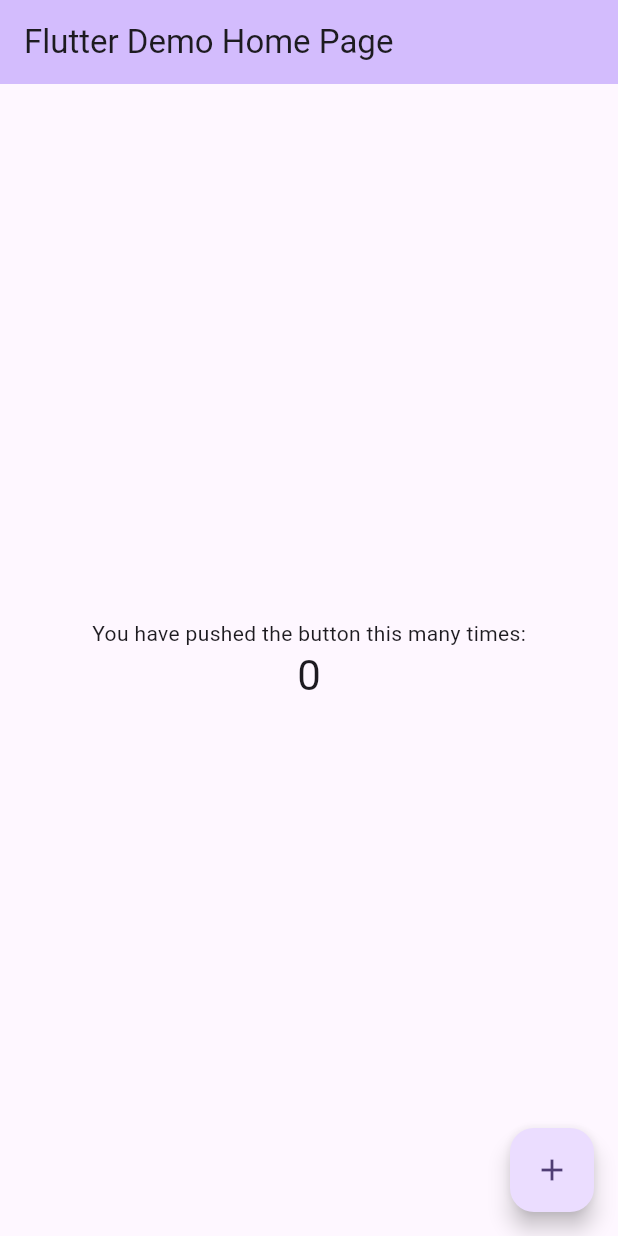
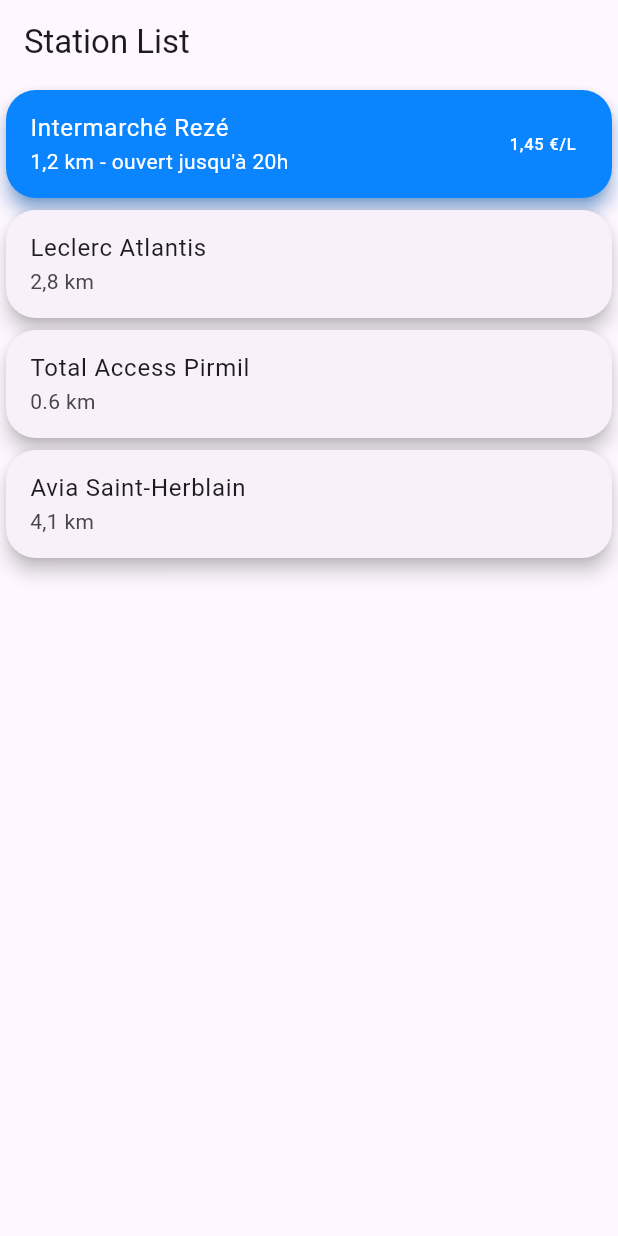
Before and after one commit to tguillain/EcoFuel, a Flutter app: the screen it shows after launch, on a phone screen of 412 x 824 dp. Run offline on Flutter 3.47's test engine with Material 3 defaults, Android fonts, the light colour scheme and no system bars.

Commit message:
Création du style d'affichage des stations

```diff
--- a/lib/main.dart
+++ b/lib/main.dart
@@ -1,3 +1,5 @@
+import 'package:ecofuel/home/home_page.dart';
+import 'package:ecofuel/stations_list/station_list.dart';
 import 'package:flutter/material.dart';
 
 void main() {
@@ -7,116 +9,12 @@
 class MyApp extends StatelessWidget {
   const MyApp({super.key});
 
-  // This widget is the root of your application.
   @override
   Widget build(BuildContext context) {
     return MaterialApp(
       title: 'Flutter Demo',
-      theme: ThemeData(
-        // This is the theme of your application.
-        //
-        // TRY THIS: Try running your application with "flutter run". You'll see
-        // the application has a purple toolbar. Then, without quitting the app,
-        // try changing the seedColor in the colorScheme below to Colors.green
-        // and then invoke "hot reload" (save your changes or press the "hot
-        // reload" button in a Flutter-supported IDE, or press "r" if you used
-        // the command line to start the app).
-        //
-        // Notice that the counter didn't reset back to zero; the application
-        // state is not lost during the reload. To reset the state, use hot
-        // restart instead.
-        //
-        // This works for code too, not just values: Most code changes can be
-        // tested with just a hot reload.
-        colorScheme: .fromSeed(seedColor: Colors.deepPurple),
-      ),
-      home: const MyHomePage(title: 'Flutter Demo Home Page'),
+      theme: ThemeData(colorScheme: .fromSeed(seedColor: Colors.deepPurple)),
+      home: StationList(),
     );
   }
 }
-
-class MyHomePage extends StatefulWidget {
-  const MyHomePage({super.key, required this.title});
-
-  // This widget is the home page of your application. It is stateful, meaning
-  // that it has a State object (defined below) that contains fields that affect
-  // how it looks.
-
-  // This class is the configuration for the state. It holds the values (in this
-  // case the title) provided by the parent (in this case the App widget) and
-  // used by the build method of the State. Fields in a Widget subclass are
-  // always marked "final".
-
-  final String title;
-
-  @override
-  State<MyHomePage> createState() => _MyHomePageState();
-}
-
-class _MyHomePageState extends State<MyHomePage> {
-  int _counter = 0;
-
-  void _incrementCounter() {
-    setState(() {
-      // This call to setState tells the Flutter framework that something has
-      // changed in this State, which causes it to rerun the build method below
-      // so that the display can reflect the updated values. If we changed
-      // _counter without calling setState(), then the build method would not be
-      // called again, and so nothing would appear to happen.
-      _counter++;
-    });
-  }
-
-  @override
-  Widget build(BuildContext context) {
-    // This method is rerun every time setState is called, for instance as done
-    // by the _incrementCounter method above.
-    //
-    // The Flutter framework has been optimized to make rerunning build methods
-    // fast, so that you can just rebuild anything that needs updating rather
-    // than having to individually change instances of widgets.
-    return Scaffold(
-      appBar: AppBar(
-        // TRY THIS: Try changing the color here to a specific color (to
-        // Colors.amber, perhaps?) and trigger a hot reload to see the AppBar
-        // change color while the other colors stay the same.
-        backgroundColor: Theme.of(context).colorScheme.inversePrimary,
-        // Here we take the value from the MyHomePage object that was created by
-        // the App.build method, and use it to set our appbar title.
-        title: Text(widget.title),
-      ),
-      body: Center(
-        // Center is a layout widget. It takes a single child and positions it
-        // in the middle of the parent.
-        child: Column(
-          // Column is also a layout widget. It takes a list of children and
-          // arranges them vertically. By default, it sizes itself to fit its
-          // children horizontally, and tries to be as tall as its parent.
-          //
-          // Column has various properties to control how it sizes itself and
-          // how it positions its children. Here we use mainAxisAlignment to
-          // center the children vertically; the main axis here is the vertical
-          // axis because Columns are vertical (the cross axis would be
-          // horizontal).
-          //
-          // TRY THIS: Invoke "debug painting" (choose the "Toggle Debug Paint"
-          // action in the IDE, or press "p" in the console), to see the
-          // wireframe for each widget.
-          mainAxisAlignment: .center,
-          children: [
-            const Text('You have pushed the button this many times:'),
-            Text(
-              '$_counter',
-              style: Theme.of(context).textTheme.headlineMedium,
-            ),
-          ],
-        ),
-      ),
-      floatingActionButton: FloatingActionButton(
-        onPressed: _incrementCounter,
-        tooltip: 'Increment',
-        child: const Icon(Icons.add),
-      ),
-    );
-  }
-}
--- /dev/null
+++ b/lib/stations_list/station_list.dart
@@ -0,0 +1,60 @@
+import 'package:flutter/material.dart';
+
+class StationList extends StatelessWidget {
+  const StationList({super.key});
+
+  @override
+  Widget build(BuildContext context) {
+    return Scaffold(
+      appBar: AppBar(title: const Text('Station List')),
+      body: ListView(
+        children: <Widget>[
+          Card(
+            shadowColor: const Color.fromRGBO(10, 132, 255, 1),
+            elevation: 5,
+            color: const Color.fromRGBO(10, 132, 255, 1),
+            shape: RoundedRectangleBorder(
+              borderRadius: BorderRadius.circular(20.0),
+            ),
+            child: ListTile(
+              textColor: Colors.white,
+              title: Text('Intermarché Rezé'),
+              subtitle: Text('1,2 km - ouvert jusqu\'à 20h'),
+              trailing: Text('1,45 €/L'),
+            ),
+          ),
+          Card(
+            elevation: 5,
+            shape: RoundedRectangleBorder(
+              borderRadius: BorderRadius.circular(20.0),
+            ),
+            child: ListTile(
+              title: Text('Leclerc Atlantis'),
+              subtitle: Text('2,8 km'),
+            ),
+          ),
+          Card(
+            elevation: 5,
+            shape: RoundedRectangleBorder(
+              borderRadius: BorderRadius.circular(20.0),
+            ),
+            child: ListTile(
+              title: Text('Total Access Pirmil'),
+              subtitle: Text('0.6 km'),
+            ),
+          ),
+          Card(
+            elevation: 5,
+            shape: RoundedRectangleBorder(
+              borderRadius: BorderRadius.circular(20.0),
+            ),
+            child: ListTile(
+              title: Text('Avia Saint-Herblain'),
+              subtitle: Text('4,1 km'),
+            ),
+          ),
+        ],
+      ),
+    );
+  }
+}
```
Also changed, not shown: lib/home/home_page.dart (added, +33 -0 lines), 96 other files.
